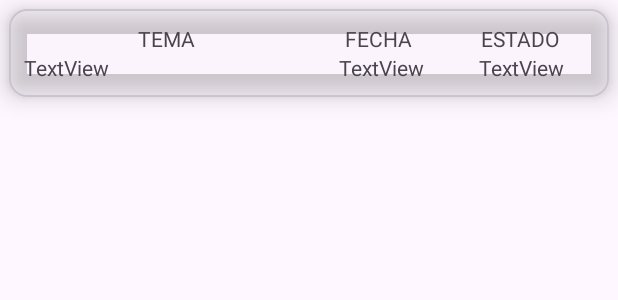
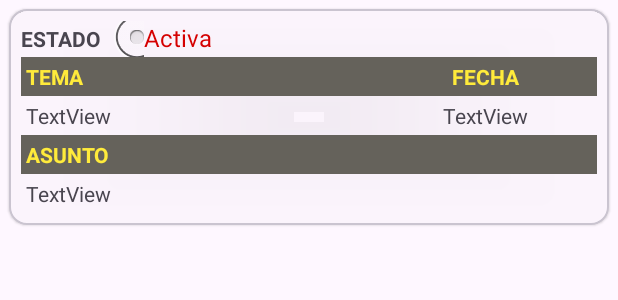
Before and after one commit to JSenen/GaticketApp, an Android app: the layout activity_user_list_item.xml on its own in the app's theme, with its tools: preview values and no code run, on a phone screen of 412 x 824 dp. Shown: the top 300 px of the screen. Run offline under Robolectric (Android 15) with nearby library versions, the phone set to English and light mode, and no system bars.

Commit message:
User see list incidences

```diff
--- a/app/src/main/java/com/juansenen/gaticketapp/adapter/UserListAdapter.java
+++ b/app/src/main/java/com/juansenen/gaticketapp/adapter/UserListAdapter.java
@@ -7,6 +7,7 @@ import android.view.ViewGroup;
 import android.widget.TextView;
 
 import androidx.annotation.NonNull;
+import androidx.core.content.ContextCompat;
 import androidx.recyclerview.widget.RecyclerView;
 
 import com.juansenen.gaticketapp.R;
@@ -33,7 +34,25 @@ public class UserListAdapter extends RecyclerView.Adapter<UserListAdapter.UserLi
     public void onBindViewHolder(UserListHolder holder, int position) {
         holder.incidenceTheme.setText(incidences.get(position).getIncidenceTheme());
         holder.incidendeDate.setText(incidences.get(position).getIncidenceDate());
-        holder.incidenceStatus.setText(incidences.get(position).getIncidenceStatus());
+        holder.incidenceCommit.setText(incidences.get(position).getIncidenceCommit());
+        // Configuración dinámica del estado
+        configureState(holder, incidences.get(position));
+    }
+
+    /**
+     * Configura el icono y color de texto del estado segun active o process
+     * @param holder
+     * @param incidences La incidencia
+     */
+    private void configureState(UserListHolder holder, Incidences incidences) {
+        // Determina el estado y configura dinámicamente el icono, color y texto
+        if (incidences.getIncidenceStatus().equals("active")) {
+            holder.incidenceStatus.setCompoundDrawablesWithIntrinsicBounds(R.drawable.baseline_report_problem_24, 0, 0, 0);
+            holder.incidenceStatus.setTextColor(ContextCompat.getColor(context, R.color.status_active));
+        } else if (incidences.getIncidenceStatus().equals("process")) {
+            holder.incidenceStatus.setCompoundDrawablesWithIntrinsicBounds(R.drawable.baseline_schedule_24, 0, 0, 0);
+            holder.incidenceStatus.setTextColor(ContextCompat.getColor(context, R.color.status_in_process));
+        }
     }
 
     @Override
@@ -42,7 +61,7 @@ public class UserListAdapter extends RecyclerView.Adapter<UserListAdapter.UserLi
     }
 
     public class UserListHolder extends RecyclerView.ViewHolder {
-        public TextView incidenceTheme, incidendeDate, incidenceStatus;
+        public TextView incidenceTheme, incidendeDate, incidenceStatus, incidenceCommit;
         public View parentView;
 
         public UserListHolder(View view){
@@ -53,6 +72,7 @@ public class UserListAdapter extends RecyclerView.Adapter<UserListAdapter.UserLi
             incidenceTheme = view.findViewById(R.id.txt_incidenceuser_theme);
             incidendeDate = view.findViewById(R.id.txt_incidenceuser_date);
             incidenceStatus = view.findViewById(R.id.txt_incidenceuser_status);
+            incidenceCommit = view.findViewById(R.id.txt_incidenceuser_commit);
         }
     }
 
--- /dev/null
+++ b/app/src/main/res/drawable/baseline_report_problem_24.xml
@@ -0,0 +1,5 @@
+<vector android:height="24dp" android:tint="#E72D2D"
+    android:viewportHeight="24" android:viewportWidth="24"
+    android:width="24dp" xmlns:android="http://schemas.android.com/apk/res/android">
+    <path android:fillColor="@android:color/white" android:pathData="M1,21h22L12,2 1,21zM13,18h-2v-2h2v2zM13,14h-2v-4h2v4z"/>
+</vector>
--- /dev/null
+++ b/app/src/main/res/drawable/baseline_schedule_24.xml
@@ -0,0 +1,6 @@
+<vector android:height="24dp" android:tint="#C7B128"
+    android:viewportHeight="24" android:viewportWidth="24"
+    android:width="24dp" xmlns:android="http://schemas.android.com/apk/res/android">
+    <path android:fillColor="@android:color/white" android:pathData="M11.99,2C6.47,2 2,6.48 2,12s4.47,10 9.99,10C17.52,22 22,17.52 22,12S17.52,2 11.99,2zM12,20c-4.42,0 -8,-3.58 -8,-8s3.58,-8 8,-8 8,3.58 8,8 -3.58,8 -8,8z"/>
+    <path android:fillColor="@android:color/white" android:pathData="M12.5,7H11v6l5.25,3.15 0.75,-1.23 -4.5,-2.67z"/>
+</vector>
--- a/app/src/main/res/layout/activity_user_list_item.xml
+++ b/app/src/main/res/layout/activity_user_list_item.xml
@@ -10,8 +10,9 @@
     android:layout_marginRight="6dp"
     android:layout_marginBottom="6dp"
     app:cardBackgroundColor="@color/cardview_shadow_end_color"
-    app:cardElevation="10dp"
-    app:contentPadding="10dp">
+    app:cardElevation="1dp"
+    app:cardMaxElevation="3dp"
+    app:contentPadding="8dp">
 
     <LinearLayout
         android:layout_width="match_parent"
@@ -24,28 +25,66 @@
             android:orientation="horizontal">
 
             <TextView
+                android:id="@+id/textView7"
+                android:layout_width="58dp"
+                android:layout_height="wrap_content"
+                android:text="ESTADO"
+                android:textStyle="bold" />
+
+            <TextView
+                android:id="@+id/txt_incidenceuser_status"
+                android:layout_width="24dp"
+                android:layout_height="24dp"
+                android:layout_gravity="center_vertical"
+                android:drawableStart="@android:drawable/btn_radio"
+                android:drawableLeft="@android:drawable/btn_radio"
+                android:drawablePadding="4dp"
+                android:gravity="center_vertical"
+                android:text="Activa"
+                android:textColor="@color/status_active" />
+
+            <TextView
+                android:id="@+id/textViewStatus"
+                android:layout_width="wrap_content"
+                android:layout_height="wrap_content"
+                android:layout_weight="1"
+                android:gravity="center_vertical"
+                android:text="Activa"
+                android:textColor="@color/status_active"
+                android:textSize="16sp" />
+        </LinearLayout>
+
+        <LinearLayout
+            android:layout_width="match_parent"
+            android:layout_height="match_parent"
+            android:background="#65625B"
+            android:orientation="horizontal">
+
+            <TextView
                 android:id="@+id/textView3"
-                android:layout_width="105dp"
+                android:layout_width="86dp"
+                android:layout_height="wrap_content"
+                android:layout_weight="1"
+                android:autoText="false"
+                android:elegantTextHeight="false"
+                android:gravity="center"
+                android:padding="3dp"
+                android:text="TEMA"
+                android:textAlignment="viewStart"
+                android:textColor="#FFEB3B"
+                android:textStyle="bold" />
+
+            <TextView
+                android:id="@+id/textView5"
+                android:layout_width="0dp"
                 android:layout_height="wrap_content"
                 android:layout_weight="1"
                 android:gravity="center"
-                android:text="TEMA" />
-
-            <TextView
-                android:id="@+id/textView5"
-                android:layout_width="7dp"
-                android:layout_height="wrap_content"
-                android:layout_weight="1"
-                android:gravity="center"
-                android:text="FECHA" />
-
-            <TextView
-                android:id="@+id/textView6"
-                android:layout_width="13dp"
-                android:layout_height="wrap_content"
-                android:layout_weight="1"
-                android:gravity="center"
-                android:text="ESTADO" />
+                android:padding="3dp"
+                android:text="FECHA"
+                android:textAlignment="center"
+                android:textColor="#FFEB3B"
+                android:textStyle="bold" />
 
         </LinearLayout>
 
@@ -56,26 +95,49 @@
 
             <TextView
                 android:id="@+id/txt_incidenceuser_theme"
-                android:layout_width="153dp"
+                android:layout_width="133dp"
                 android:layout_height="wrap_content"
                 android:layout_weight="1"
+                android:padding="3dp"
                 android:text="TextView" />
 
             <TextView
                 android:id="@+id/txt_incidenceuser_date"
-                android:layout_width="48dp"
+                android:layout_width="46dp"
                 android:layout_height="wrap_content"
                 android:layout_weight="1"
                 android:gravity="center"
+                android:padding="3dp"
                 android:text="TextView" />
 
+        </LinearLayout>
+
+        <LinearLayout
+            android:layout_width="match_parent"
+            android:layout_height="match_parent"
+            android:background="#000000"
+            android:orientation="horizontal">
+
             <TextView
-                android:id="@+id/txt_incidenceuser_status"
-                android:layout_width="wrap_content"
+                android:id="@+id/textView6"
+                android:layout_width="match_parent"
                 android:layout_height="wrap_content"
-                android:layout_weight="1"
-                android:gravity="center"
-                android:text="TextView" />
+                android:background="#65625B"
+                android:padding="3dp"
+                android:text="ASUNTO"
+                android:textAlignment="textStart"
+                android:textColor="#FFEB3B"
+                android:textStyle="bold" />
+
         </LinearLayout>
+
+        <TextView
+            android:id="@+id/txt_incidenceuser_commit"
+            android:layout_width="match_parent"
+            android:layout_height="wrap_content"
+            android:padding="3dp"
+            android:text="TextView" />
+
     </LinearLayout>
+
 </com.google.android.material.card.MaterialCardView>
--- a/app/src/main/res/values/colors.xml
+++ b/app/src/main/res/values/colors.xml
@@ -4,4 +4,6 @@
     <color name="white">#FFFFFFFF</color>
     <color name="pink">#FF4081</color>
     <color name="red">#D50000</color>
+    <color name="status_active">#D50000</color>
+    <color name="status_in_process">#FFCC41</color>
 </resources>
```
